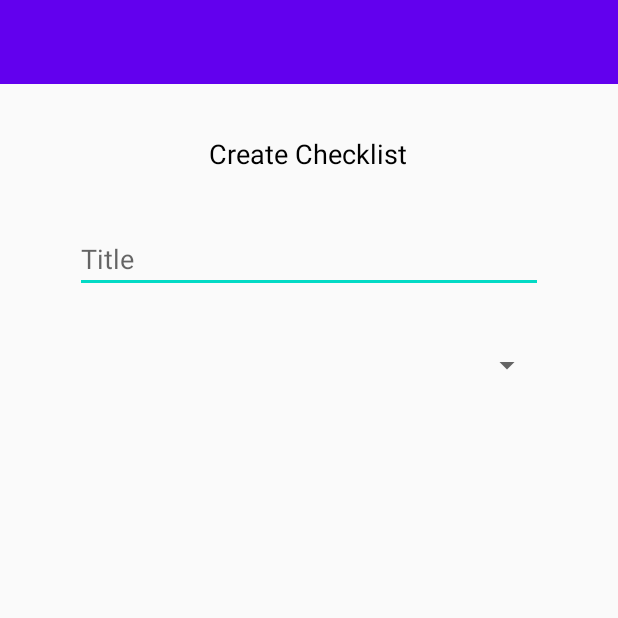
After one commit to Stigus96/CheckListProject, an Android app: the CreateCheckListActivity screen opened directly, with no data from a screen before it, on a phone screen of 412 x 824 dp, the top half of it. The commit adds this screen. Run offline under Robolectric (Android 15) with nearby library versions, the phone set to English and light mode, and no system bars.

Commit message:
added createchecklistactivity to app

```diff
--- a/CheckListApp/app/build.gradle
+++ b/CheckListApp/app/build.gradle
@@ -30,6 +30,7 @@ dependencies {
     implementation fileTree(dir: "libs", include: ["*.jar"])
     implementation 'androidx.appcompat:appcompat:1.2.0'
     implementation 'androidx.constraintlayout:constraintlayout:2.0.2'
+    implementation 'com.google.android.material:material:1.2.1'
     testImplementation 'junit:junit:4.12'
     androidTestImplementation 'androidx.test.ext:junit:1.1.2'
     androidTestImplementation 'androidx.test.espresso:espresso-core:3.3.0'
--- a/CheckListApp/app/src/main/AndroidManifest.xml
+++ b/CheckListApp/app/src/main/AndroidManifest.xml
@@ -12,6 +12,7 @@
         android:supportsRtl="true"
         android:theme="@style/AppTheme"
         android:usesCleartextTraffic="true">
+        <activity android:name=".CreateCheckListActivity"></activity>
         <activity android:name=".MainActivity">
             <intent-filter>
                 <action android:name="android.intent.action.MAIN" />
--- /dev/null
+++ b/CheckListApp/app/src/main/java/com/example/checklistapp/CreateCheckListActivity.java
@@ -0,0 +1,14 @@
+package com.example.checklistapp;
+
+import androidx.appcompat.app.AppCompatActivity;
+
+import android.os.Bundle;
+
+public class CreateCheckListActivity extends AppCompatActivity {
+
+    @Override
+    protected void onCreate(Bundle savedInstanceState) {
+        super.onCreate(savedInstanceState);
+        setContentView(R.layout.activity_create_check_list);
+    }
+}
--- /dev/null
+++ b/CheckListApp/app/src/main/res/layout/activity_create_check_list.xml
@@ -0,0 +1,52 @@
+<?xml version="1.0" encoding="utf-8"?>
+<androidx.constraintlayout.widget.ConstraintLayout xmlns:android="http://schemas.android.com/apk/res/android"
+    xmlns:app="http://schemas.android.com/apk/res-auto"
+    xmlns:tools="http://schemas.android.com/tools"
+    android:layout_width="match_parent"
+    android:layout_height="match_parent"
+    tools:context=".CreateCheckListActivity">
+
+    <include
+        android:id="@+id/toolbar"
+        layout="@layout/toolbar" />
+
+    <EditText
+        android:id="@+id/create_username"
+        android:layout_width="0dp"
+        android:layout_height="wrap_content"
+        android:layout_marginStart="50dp"
+        android:layout_marginTop="150dp"
+        android:layout_marginEnd="50dp"
+        android:ems="10"
+        android:hint="Title"
+        android:inputType="textPersonName"
+        app:layout_constraintEnd_toEndOf="parent"
+        app:layout_constraintHorizontal_bias="0.502"
+        app:layout_constraintStart_toStartOf="parent"
+        app:layout_constraintTop_toTopOf="parent" />
+
+    <TextView
+        android:id="@+id/textView2"
+        android:layout_width="wrap_content"
+        android:layout_height="wrap_content"
+        android:layout_marginTop="90dp"
+        android:text="Create Checklist"
+        android:textColor="@android:color/background_dark"
+        android:textSize="18sp"
+        app:layout_constraintEnd_toEndOf="parent"
+        app:layout_constraintHorizontal_bias="0.498"
+        app:layout_constraintStart_toStartOf="parent"
+        app:layout_constraintTop_toTopOf="parent" />
+
+    <Spinner
+        android:id="@+id/spinner"
+        android:layout_width="0dp"
+        android:layout_height="wrap_content"
+        android:layout_marginStart="50dp"
+        android:layout_marginTop="36dp"
+        android:layout_marginEnd="50dp"
+        app:layout_constraintEnd_toEndOf="parent"
+        app:layout_constraintStart_toStartOf="parent"
+        app:layout_constraintTop_toBottomOf="@+id/create_username" />
+
+</androidx.constraintlayout.widget.ConstraintLayout>
```
Also changed, not shown: CheckListApp/app/src/main/java/com/example/checklistapp/MainActivity.java (+12 -0 lines), CheckListApp/app/src/main/res/layout/activity_main.xml (+26 -0 lines).
